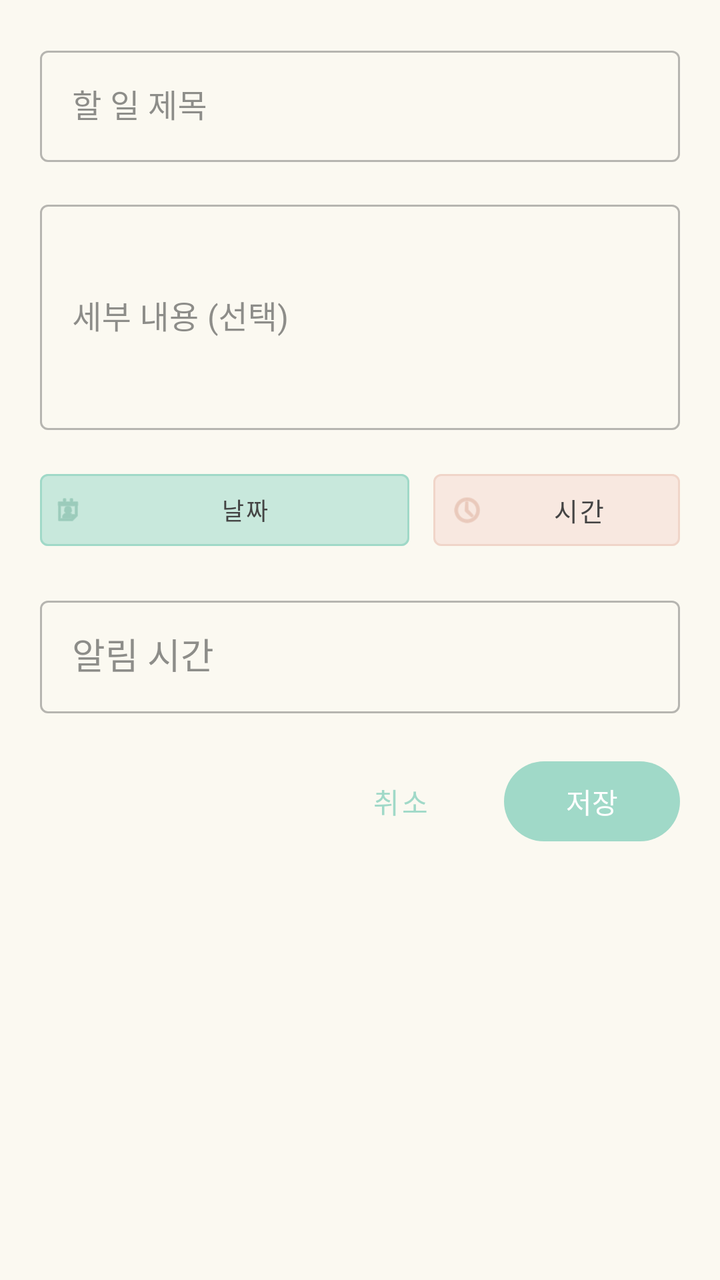
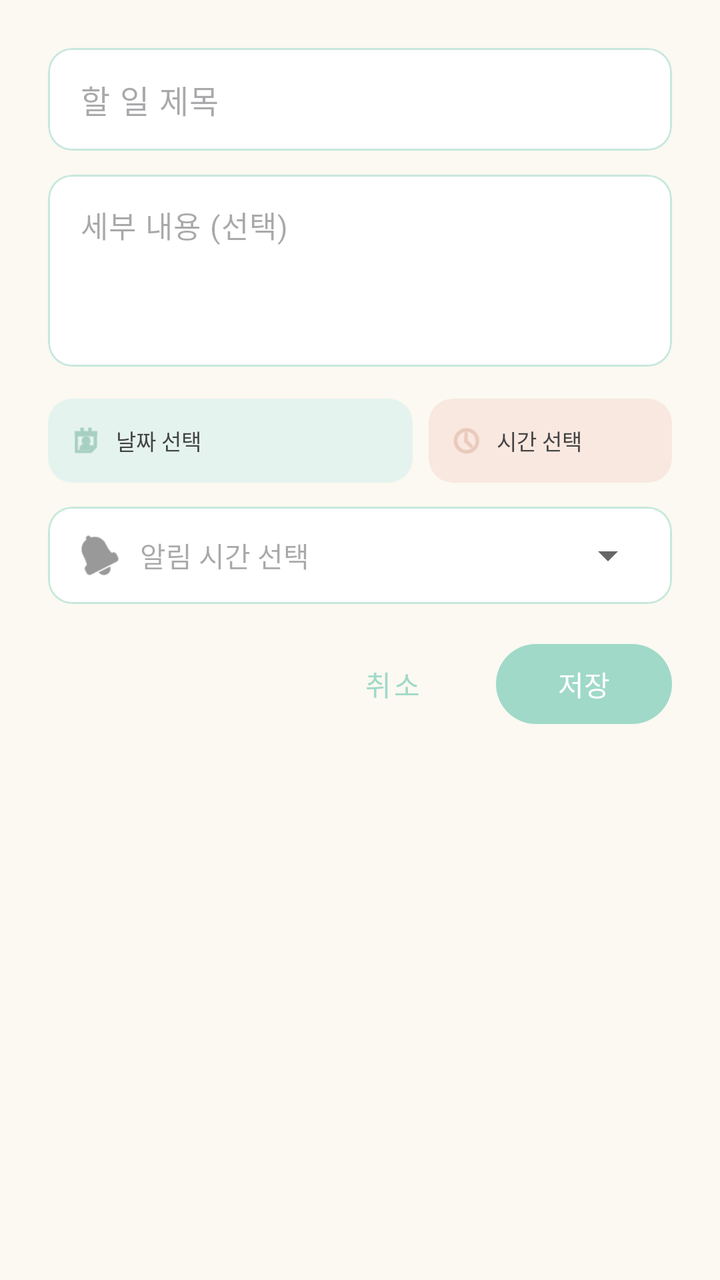

Two renders of the same Android screen: before a commit and after it. Below are the layout's source before the change and the commit's diff.
<!-- AndroidManifest.xml: application theme Theme.ToDoNote -->
<!-- res/layout/dialog_todo_input.xml -->
<?xml version="1.0" encoding="utf-8"?>
<LinearLayout xmlns:android="http://schemas.android.com/apk/res/android"
    xmlns:app="http://schemas.android.com/apk/res-auto"
    android:layout_width="match_parent"
    android:layout_height="wrap_content"
    android:orientation="vertical"
    android:padding="20dp"
    android:background="@color/color_background">

    <com.google.android.material.textfield.TextInputLayout
        android:layout_width="match_parent"
        android:layout_height="wrap_content"
        android:hint="할 일 제목"
        android:layout_marginBottom="16dp"
        android:minHeight="48dp"
        style="@style/Widget.MaterialComponents.TextInputLayout.OutlinedBox">

        <com.google.android.material.textfield.TextInputEditText
            android:id="@+id/et_todo_title"
            android:layout_width="match_parent"
            android:layout_height="wrap_content"
            android:inputType="text"
            android:maxLines="1"
            android:minHeight="48dp" />

    </com.google.android.material.textfield.TextInputLayout>

    <com.google.android.material.textfield.TextInputLayout
        android:layout_width="match_parent"
        android:layout_height="wrap_content"
        android:hint="세부 내용 (선택)"
        android:layout_marginBottom="16dp"
        style="@style/Widget.MaterialComponents.TextInputLayout.OutlinedBox">

        <com.google.android.material.textfield.TextInputEditText
            android:id="@+id/et_todo_detail"
            android:layout_width="match_parent"
            android:layout_height="wrap_content"
            android:inputType="textMultiLine"
            android:maxLines="6"
            android:minLines="4" />

    </com.google.android.material.textfield.TextInputLayout>

    <LinearLayout
        android:layout_width="match_parent"
        android:layout_height="wrap_content"
        android:orientation="horizontal"
        android:gravity="center_vertical"
        android:layout_marginBottom="16dp">

        <com.google.android.material.button.MaterialButton
            android:id="@+id/btn_todo_date"
            android:layout_width="0dp"
            android:layout_height="wrap_content"
            android:layout_weight="1.2"
            android:layout_marginEnd="6dp"
            android:text="날짜"
            android:singleLine="true"
            android:paddingStart="6dp"
            android:paddingEnd="6dp"
            android:textSize="12sp"
            android:textColor="@color/color_text_dark"
            android:maxLines="1"
            android:ellipsize="none"
            app:backgroundTint="@color/color_primary_light"
            app:strokeColor="@color/color_primary"
            app:strokeWidth="1dp"
            app:icon="@android:drawable/ic_menu_my_calendar"
            app:iconTint="@color/color_primary_dark"
            app:iconSize="16dp"
            app:iconPadding="4dp"
            style="@style/Widget.MaterialComponents.Button.OutlinedButton" />

        <com.google.android.material.button.MaterialButton
            android:id="@+id/btn_todo_time"
            android:layout_width="0dp"
            android:layout_height="wrap_content"
            android:layout_weight="0.8"
            android:layout_marginStart="6dp"
            android:text="시간"
            android:singleLine="true"
            android:paddingStart="8dp"
            android:paddingEnd="8dp"
            android:textSize="13sp"
            android:textColor="@color/color_text_dark"
            android:ellipsize="end"
            app:backgroundTint="@color/color_secondary_light"
            app:strokeColor="@color/color_secondary"
            app:strokeWidth="1dp"
            app:icon="@android:drawable/ic_menu_recent_history"
            app:iconTint="@color/color_secondary_dark"
            app:iconSize="18dp"
            style="@style/Widget.MaterialComponents.Button.OutlinedButton" />

    </LinearLayout>

    <com.google.android.material.textfield.TextInputLayout
        android:layout_width="match_parent"
        android:layout_height="wrap_content"
        android:hint="알림 시간"
        android:layout_marginBottom="20dp"
        android:minHeight="56dp"
        style="@style/Widget.MaterialComponents.TextInputLayout.OutlinedBox">

        <AutoCompleteTextView
            android:id="@+id/spinner_notification"
            android:layout_width="match_parent"
            android:layout_height="wrap_content"
            android:minHeight="56dp"
            android:inputType="none"
            android:focusable="true"
            android:clickable="true"
            android:singleLine="true"
            android:ellipsize="end"
            android:paddingStart="16dp"
            android:paddingEnd="16dp"
            android:paddingTop="16dp"
            android:paddingBottom="16dp" />

    </com.google.android.material.textfield.TextInputLayout>

    <LinearLayout
        android:layout_width="match_parent"
        android:layout_height="wrap_content"
        android:orientation="horizontal"
        android:gravity="end">

        <com.google.android.material.button.MaterialButton
            android:id="@+id/btn_todo_cancel"
            android:layout_width="wrap_content"
            android:layout_height="wrap_content"
            android:layout_marginEnd="8dp"
            android:text="취소"
            style="@style/Widget.MaterialComponents.Button.TextButton" />

        <com.google.android.material.button.MaterialButton
            android:id="@+id/btn_todo_save"
            android:layout_width="wrap_content"
            android:layout_height="wrap_content"
            android:text="저장" />

    </LinearLayout>

</LinearLayout>
<!-- resources referenced by this layout -->
<resources>
  <color name="color_background">#FBF9F1</color>
  <color name="color_primary">#A0D9C8</color>
  <color name="color_primary_dark">#7DB8A5</color>
  <color name="color_primary_light">#C8E8DC</color>
  <color name="color_secondary">#F0D5C9</color>
  <color name="color_secondary_dark">#E0B5A3</color>
  <color name="color_secondary_light">#F8E8E0</color>
  <color name="color_text_dark">#444444</color>
  <style name="Theme.ToDoNote" parent="Base.Theme.ToDoNote" />
  <style name="Base.Theme.ToDoNote" parent="Theme.Material3.DayNight.NoActionBar">
          
          <item name="colorPrimary">@color/color_primary</item>
          <item name="colorPrimaryDark">@color/color_primary_dark</item>
          <item name="colorPrimaryVariant">@color/color_primary_light</item>
          
          
          <item name="colorSecondary">@color/color_secondary</item>
          <item name="colorSecondaryVariant">@color/color_secondary_dark</item>
          
          
          <item name="android:colorBackground">@color/color_background</item>
          <item name="colorSurface">@color/color_surface</item>
          
          
          <item name="android:textColorPrimary">@color/color_text_dark</item>
          <item name="android:textColorSecondary">@color/color_text_medium</item>
          <item name="colorOnPrimary">@color/white</item>
          <item name="colorOnSecondary">@color/color_text_dark</item>
          <item name="colorOnBackground">@color/color_text_dark</item>
          <item name="colorOnSurface">@color/color_text_dark</item>
          <item name="colorOnSurfaceVariant">@color/color_text_medium</item>
          
          
          <item name="colorAccent">@color/color_accent</item>
          
          
          <item name="colorOutline">@color/color_outline</item>
          
          
          <item name="android:statusBarColor">@android:color/black</item>
          <item name="android:windowLightStatusBar">false</item>
      </style>
  <color name="color_surface">#FFFFFF</color>
  <color name="color_text_medium">#666666</color>
  <color name="white">#FFFFFFFF</color>
  <color name="color_accent">#FFEB9E</color>
  <color name="color_outline">#333333</color>
</resources>

<!-- the commit's change to res/layout/dialog_todo_input.xml (unified diff, before → after) -->
@@ -4,122 +4,244 @@
     android:layout_width="match_parent"
     android:layout_height="wrap_content"
     android:orientation="vertical"
-    android:padding="20dp"
-    android:background="@color/color_background">
-
-    <com.google.android.material.textfield.TextInputLayout
-        android:layout_width="match_parent"
-        android:layout_height="wrap_content"
-        android:hint="할 일 제목"
+    android:padding="24dp"
+    android:background="@drawable/dialog_rounded_background">
+
+    
+    <com.google.android.material.card.MaterialCardView
+        android:layout_width="match_parent"
+        android:layout_height="wrap_content"
+        android:layout_marginBottom="12dp"
+        app:cardCornerRadius="12dp"
+        app:cardElevation="0dp"
+        app:cardBackgroundColor="@color/white"
+        app:strokeWidth="1dp"
+        app:strokeColor="@color/color_primary_light">
+
+        <com.google.android.material.textfield.TextInputLayout
+            android:layout_width="match_parent"
+            android:layout_height="wrap_content"
+            app:boxStrokeWidth="0dp"
+            app:boxStrokeWidthFocused="0dp"
+            app:hintEnabled="false"
+            app:boxBackgroundColor="@android:color/transparent">
+
+            <com.google.android.material.textfield.TextInputEditText
+                android:id="@+id/et_todo_title"
+                android:layout_width="match_parent"
+                android:layout_height="wrap_content"
+                android:hint="할 일 제목"
+                android:inputType="text"
+                android:maxLines="1"
+                android:textSize="16sp"
+                android:background="@android:color/transparent"
+                android:paddingStart="16dp"
+                android:paddingEnd="16dp"
+                android:paddingTop="14dp"
+                android:paddingBottom="14dp" />
+
+        </com.google.android.material.textfield.TextInputLayout>
+
+    </com.google.android.material.card.MaterialCardView>
+
+    
+    <com.google.android.material.card.MaterialCardView
+        android:layout_width="match_parent"
+        android:layout_height="wrap_content"
         android:layout_marginBottom="16dp"
-        android:minHeight="48dp"
-        style="@style/Widget.MaterialComponents.TextInputLayout.OutlinedBox">
-
-        <com.google.android.material.textfield.TextInputEditText
-            android:id="@+id/et_todo_title"
+        app:cardCornerRadius="12dp"
+        app:cardElevation="0dp"
+        app:cardBackgroundColor="@color/white"
+        app:strokeWidth="1dp"
+        app:strokeColor="@color/color_primary_light">
+
+        <com.google.android.material.textfield.TextInputLayout
             android:layout_width="match_parent"
             android:layout_height="wrap_content"
-            android:inputType="text"
-            android:maxLines="1"
-            android:minHeight="48dp" />
-
-    </com.google.android.material.textfield.TextInputLayout>
-
-    <com.google.android.material.textfield.TextInputLayout
-        android:layout_width="match_parent"
-        android:layout_height="wrap_content"
-        android:hint="세부 내용 (선택)"
-        android:layout_marginBottom="16dp"
-        style="@style/Widget.MaterialComponents.TextInputLayout.OutlinedBox">
-
-        <com.google.android.material.textfield.TextInputEditText
-            android:id="@+id/et_todo_detail"
-            android:layout_width="match_parent"
-            android:layout_height="wrap_content"
-            android:inputType="textMultiLine"
-            android:maxLines="6"
-            android:minLines="4" />
-
-    </com.google.android.material.textfield.TextInputLayout>
-
+            app:boxStrokeWidth="0dp"
+            app:boxStrokeWidthFocused="0dp"
+            app:hintEnabled="false"
+            app:boxBackgroundColor="@android:color/transparent">
+
+            <com.google.android.material.textfield.TextInputEditText
+                android:id="@+id/et_todo_detail"
+                android:layout_width="match_parent"
+                android:layout_height="wrap_content"
+                android:hint="세부 내용 (선택)"
+                android:inputType="textMultiLine"
+                android:maxLines="5"
+                android:minLines="3"
+                android:textSize="15sp"
+                android:lineSpacingMultiplier="1.3"
+                android:gravity="top|start"
+                android:background="@android:color/transparent"
+                android:paddingStart="16dp"
+                android:paddingEnd="16dp"
+                android:paddingTop="14dp"
+                android:paddingBottom="14dp" />
+
+        </com.google.android.material.textfield.TextInputLayout>
+
+    </com.google.android.material.card.MaterialCardView>
+
+    
     <LinearLayout
         android:layout_width="match_parent"
         android:layout_height="wrap_content"
         android:orientation="horizontal"
         android:gravity="center_vertical"
-        android:layout_marginBottom="16dp">
-
-        <com.google.android.material.button.MaterialButton
-            android:id="@+id/btn_todo_date"
+        android:layout_marginBottom="12dp">
+
+        
+        <com.google.android.material.card.MaterialCardView
             android:layout_width="0dp"
             android:layout_height="wrap_content"
             android:layout_weight="1.2"
-            android:layout_marginEnd="6dp"
-            android:text="날짜"
-            android:singleLine="true"
-            android:paddingStart="6dp"
-            android:paddingEnd="6dp"
-            android:textSize="12sp"
-            android:textColor="@color/color_text_dark"
-            android:maxLines="1"
-            android:ellipsize="none"
-            app:backgroundTint="@color/color_primary_light"
-            app:strokeColor="@color/color_primary"
-            app:strokeWidth="1dp"
-            app:icon="@android:drawable/ic_menu_my_calendar"
-            app:iconTint="@color/color_primary_dark"
-            app:iconSize="16dp"
-            app:iconPadding="4dp"
-            style="@style/Widget.MaterialComponents.Button.OutlinedButton" />
-
-        <com.google.android.material.button.MaterialButton
-            android:id="@+id/btn_todo_time"
+            android:layout_marginEnd="4dp"
+            app:cardCornerRadius="12dp"
+            app:cardElevation="0dp"
+            app:cardBackgroundColor="@color/color_primary_very_light"
+            app:strokeWidth="0dp">
+
+            <LinearLayout
+                android:id="@+id/btn_todo_date"
+                android:layout_width="match_parent"
+                android:layout_height="wrap_content"
+                android:orientation="horizontal"
+                android:gravity="center_vertical"
+                android:paddingStart="10dp"
+                android:paddingEnd="8dp"
+                android:paddingTop="12dp"
+                android:paddingBottom="12dp"
+                android:background="?attr/selectableItemBackground">
+
+                <ImageView
+                    android:layout_width="18dp"
+                    android:layout_height="18dp"
+                    android:src="@android:drawable/ic_menu_my_calendar"
+                    android:tint="@color/color_primary_dark" />
+
+                <TextView
+                    android:id="@+id/tv_todo_date"
+                    android:layout_width="0dp"
+                    android:layout_height="wrap_content"
+                    android:layout_weight="1"
+                    android:layout_marginStart="6dp"
+                    android:text="날짜 선택"
+                    android:textSize="11sp"
+                    android:textColor="@color/color_text_dark"
+                    android:singleLine="true"
+                    android:ellipsize="end" />
+
+            </LinearLayout>
+
+        </com.google.android.material.card.MaterialCardView>
+
+        
+        <com.google.android.material.card.MaterialCardView
             android:layout_width="0dp"
             android:layout_height="wrap_content"
             android:layout_weight="0.8"
-            android:layout_marginStart="6dp"
-            android:text="시간"
-            android:singleLine="true"
-            android:paddingStart="8dp"
-            android:paddingEnd="8dp"
-            android:textSize="13sp"
-            android:textColor="@color/color_text_dark"
-            android:ellipsize="end"
-            app:backgroundTint="@color/color_secondary_light"
-            app:strokeColor="@color/color_secondary"
-            app:strokeWidth="1dp"
-            app:icon="@android:drawable/ic_menu_recent_history"
-            app:iconTint="@color/color_secondary_dark"
-            app:iconSize="18dp"
-            style="@style/Widget.MaterialComponents.Button.OutlinedButton" />
+            android:layout_marginStart="4dp"
+            app:cardCornerRadius="12dp"
+            app:cardElevation="0dp"
+            app:cardBackgroundColor="@color/color_secondary_light"
+            app:strokeWidth="0dp">
+
+            <LinearLayout
+                android:id="@+id/btn_todo_time"
+                android:layout_width="match_parent"
+                android:layout_height="wrap_content"
+                android:orientation="horizontal"
+                android:gravity="center_vertical"
+                android:paddingStart="10dp"
+                android:paddingEnd="8dp"
+                android:paddingTop="12dp"
+                android:paddingBottom="12dp"
+                android:background="?attr/selectableItemBackground">
+
+                <ImageView
+                    android:layout_width="18dp"
+                    android:layout_height="18dp"
+                    android:src="@android:drawable/ic_menu_recent_history"
+                    android:tint="@color/color_secondary_dark" />
+
+                <TextView
+                    android:id="@+id/tv_todo_time"
+                    android:layout_width="0dp"
+                    android:layout_height="wrap_content"
+                    android:layout_weight="1"
+                    android:layout_marginStart="6dp"
+                    android:text="시간 선택"
+                    android:textSize="11sp"
+                    android:textColor="@color/color_text_dark"
+                    android:singleLine="true"
+                    android:ellipsize="end" />
+
+            </LinearLayout>
+
+        </com.google.android.material.card.MaterialCardView>
 
     </LinearLayout>
 
-    <com.google.android.material.textfield.TextInputLayout
-        android:layout_width="match_parent"
-        android:layout_height="wrap_content"
-        android:hint="알림 시간"
+    
+    <com.google.android.material.card.MaterialCardView
+        android:layout_width="match_parent"
+        android:layout_height="wrap_content"
         android:layout_marginBottom="20dp"
-        android:minHeight="56dp"
-        style="@style/Widget.MaterialComponents.TextInputLayout.OutlinedBox">
-
-        <AutoCompleteTextView
-            android:id="@+id/spinner_notification"
+        app:cardCornerRadius="12dp"
+        app:cardElevation="0dp"
+        app:cardBackgroundColor="@color/white"
+        app:strokeWidth="1dp"
+        app:strokeColor="@color/color_primary_light">
+
+        <LinearLayout
             android:layout_width="match_parent"
             android:layout_height="wrap_content"
-            android:minHeight="56dp"
-            android:inputType="none"
-            android:focusable="true"
-            android:clickable="true"
-            android:singleLine="true"
-            android:ellipsize="end"
+            android:orientation="horizontal"
+            android:gravity="center_vertical"
             android:paddingStart="16dp"
-            android:paddingEnd="16dp"
-            android:paddingTop="16dp"
-            android:paddingBottom="16dp" />
-
-    </com.google.android.material.textfield.TextInputLayout>
-
+            android:paddingEnd="8dp">
+
+            <ImageView
+                android:layout_width="20dp"
+                android:layout_height="20dp"
+                android:src="@android:drawable/ic_popup_reminder"
+                android:tint="@color/color_text_light" />
+
+            <com.google.android.material.textfield.TextInputLayout
+                android:layout_width="0dp"
+                android:layout_height="wrap_content"
+                android:layout_weight="1"
+                android:layout_marginStart="10dp"
+                app:boxStrokeWidth="0dp"
+                app:boxStrokeWidthFocused="0dp"
+                app:hintEnabled="false"
+                app:boxBackgroundColor="@android:color/transparent"
+                app:endIconMode="dropdown_menu">
+
+                <AutoCompleteTextView
+                    android:id="@+id/spinner_notification"
+                    android:layout_width="match_parent"
+                    android:layout_height="wrap_content"
+                    android:inputType="none"
+                    android:focusable="true"
+                    android:clickable="true"
+                    android:singleLine="true"
+                    android:ellipsize="end"
+                    android:background="@android:color/transparent"
+                    android:textSize="14sp"
+                    android:paddingTop="14dp"
+                    android:paddingBottom="14dp"
+                    android:hint="알림 시간 선택" />
+
+            </com.google.android.material.textfield.TextInputLayout>
+
+        </LinearLayout>
+
+    </com.google.android.material.card.MaterialCardView>
+
+    
     <LinearLayout
         android:layout_width="match_parent"
         android:layout_height="wrap_content"
@@ -129,16 +251,31 @@
         <com.google.android.material.button.MaterialButton
             android:id="@+id/btn_todo_cancel"
             android:layout_width="wrap_content"
-            android:layout_height="wrap_content"
+            android:layout_height="40dp"
             android:layout_marginEnd="8dp"
             android:text="취소"
+            android:textSize="14sp"
+            android:paddingStart="20dp"
+            android:paddingEnd="20dp"
+            android:insetTop="0dp"
+            android:insetBottom="0dp"
+            android:minHeight="0dp"
+            app:cornerRadius="20dp"
             style="@style/Widget.MaterialComponents.Button.TextButton" />
 
         <com.google.android.material.button.MaterialButton
             android:id="@+id/btn_todo_save"
             android:layout_width="wrap_content"
-            android:layout_height="wrap_content"
-            android:text="저장" />
+            android:layout_height="40dp"
+            android:text="저장"
+            android:textSize="14sp"
+            android:paddingStart="24dp"
+            android:paddingEnd="24dp"
+            android:insetTop="0dp"
+            android:insetBottom="0dp"
+            android:minHeight="0dp"
+            app:cornerRadius="20dp"
+            app:backgroundTint="@color/color_primary" />
 
     </LinearLayout>
 
<!-- resource entries referenced after the edit -->
@@ -4,10 +4,12 @@
   <color name="color_primary">#A0D9C8</color>
   <color name="color_primary_dark">#7DB8A5</color>
   <color name="color_primary_light">#C8E8DC</color>
+  <color name="color_primary_very_light">#E5F3EF</color>
   <color name="color_secondary">#F0D5C9</color>
   <color name="color_secondary_dark">#E0B5A3</color>
   <color name="color_secondary_light">#F8E8E0</color>
   <color name="color_text_dark">#444444</color>
+  <color name="color_text_light">#999999</color>
   <style name="Theme.ToDoNote" parent="Base.Theme.ToDoNote" />
   <style name="Base.Theme.ToDoNote" parent="Theme.Material3.DayNight.NoActionBar">
           
@@ -45,6 +47,13 @@
   <color name="color_surface">#FFFFFF</color>
   <color name="color_text_medium">#666666</color>
   <color name="white">#FFFFFFFF</color>
+  <!-- drawable dialog_rounded_background (drawable) -->
+  <?xml version="1.0" encoding="utf-8"?>
+  <shape xmlns:android="http://schemas.android.com/apk/res/android"
+      android:shape="rectangle">
+      <solid android:color="@color/color_background" />
+      <corners android:radius="20dp" />
+  </shape>
   <color name="color_accent">#FFEB9E</color>
   <color name="color_outline">#333333</color>
 </resources>
